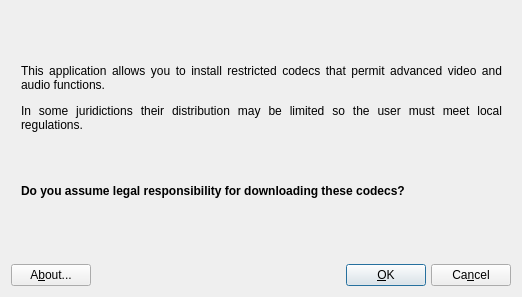
First picture: the form in mxcodecs.ui, repository AdrianTM/mx-codecs, before the edit.
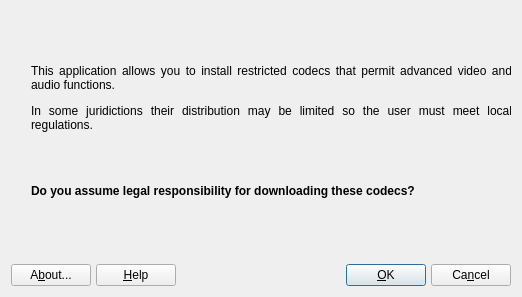
Second picture: the form after the edit. Icons and pictures are not drawn.

Commit message: added Help button

```diff
--- a/mxcodecs.ui
+++ b/mxcodecs.ui
@@ -23,7 +23,7 @@
       <widget class="QLabel" name="labelAccept">
        <property name="geometry">
         <rect>
-         <x>10</x>
+         <x>20</x>
          <y>20</y>
          <width>481</width>
          <height>201</height>
@@ -77,7 +77,7 @@
     </widget>
    </item>
    <item>
-    <layout class="QGridLayout" name="buttonBar" columnstretch="0,0,0,0,0,0,0,0">
+    <layout class="QGridLayout" name="buttonBar" columnstretch="0,0,0,0,0,0,0,0,0">
      <property name="sizeConstraint">
       <enum>QLayout::SetDefaultConstraint</enum>
      </property>
@@ -87,7 +87,7 @@
      <property name="spacing">
       <number>5</number>
      </property>
-     <item row="0" column="7">
+     <item row="0" column="8">
       <widget class="QPushButton" name="buttonCancel">
        <property name="toolTip">
         <string>Cancel any changes then quit</string>
@@ -107,7 +107,7 @@
        </property>
       </widget>
      </item>
-     <item row="0" column="5">
+     <item row="0" column="6">
       <widget class="QPushButton" name="buttonOk">
        <property name="toolTip">
         <string>Apply any changes then quit</string>
@@ -130,7 +130,7 @@
        </property>
       </widget>
      </item>
-     <item row="0" column="4">
+     <item row="0" column="5">
       <spacer name="horizontalSpacer2">
        <property name="orientation">
         <enum>Qt::Horizontal</enum>
@@ -143,7 +143,7 @@
        </property>
       </spacer>
      </item>
-     <item row="0" column="2">
+     <item row="0" column="3">
       <widget class="QLabel" name="label">
        <property name="maximumSize">
         <size>
@@ -185,7 +185,7 @@
        </property>
       </widget>
      </item>
-     <item row="0" column="1">
+     <item row="0" column="2">
       <spacer name="horizontalSpacer1">
        <property name="orientation">
         <enum>Qt::Horizontal</enum>
@@ -198,6 +198,29 @@
        </property>
       </spacer>
      </item>
+     <item row="0" column="1">
+      <widget class="QPushButton" name="buttonHelp">
+       <property name="sizePolicy">
+        <sizepolicy hsizetype="Minimum" vsizetype="Preferred">
+         <horstretch>0</horstretch>
+         <verstretch>0</verstretch>
+        </sizepolicy>
+       </property>
+       <property name="toolTip">
+        <string>Display help </string>
+       </property>
+       <property name="text">
+        <string>&amp;Help</string>
+       </property>
+       <property name="icon">
+        <iconset>
+         <normaloff>../../../../../../../../../usr/share/icons/Tango/16x16/apps/gnome-help.png</normaloff>../../../../../../../../../usr/share/icons/Tango/16x16/apps/gnome-help.png</iconset>
+       </property>
+       <property name="shortcut">
+        <string>Alt+H</string>
+       </property>
+      </widget>
+     </item>
     </layout>
    </item>
   </layout>
```
The commit also changes 2 other files.
